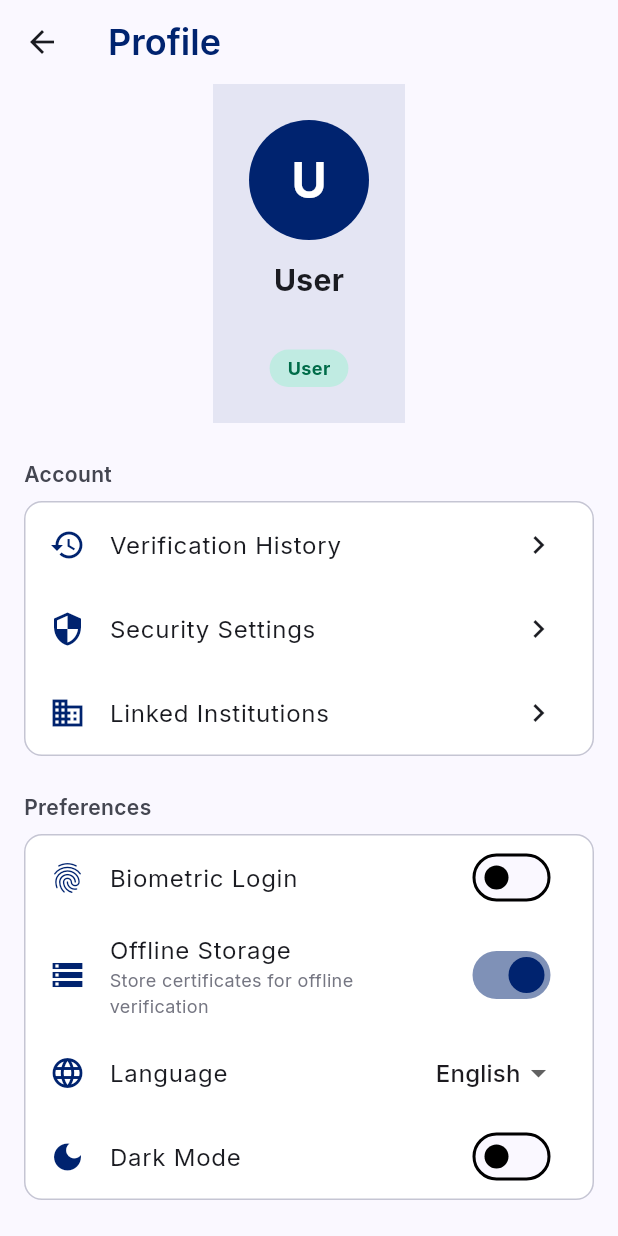
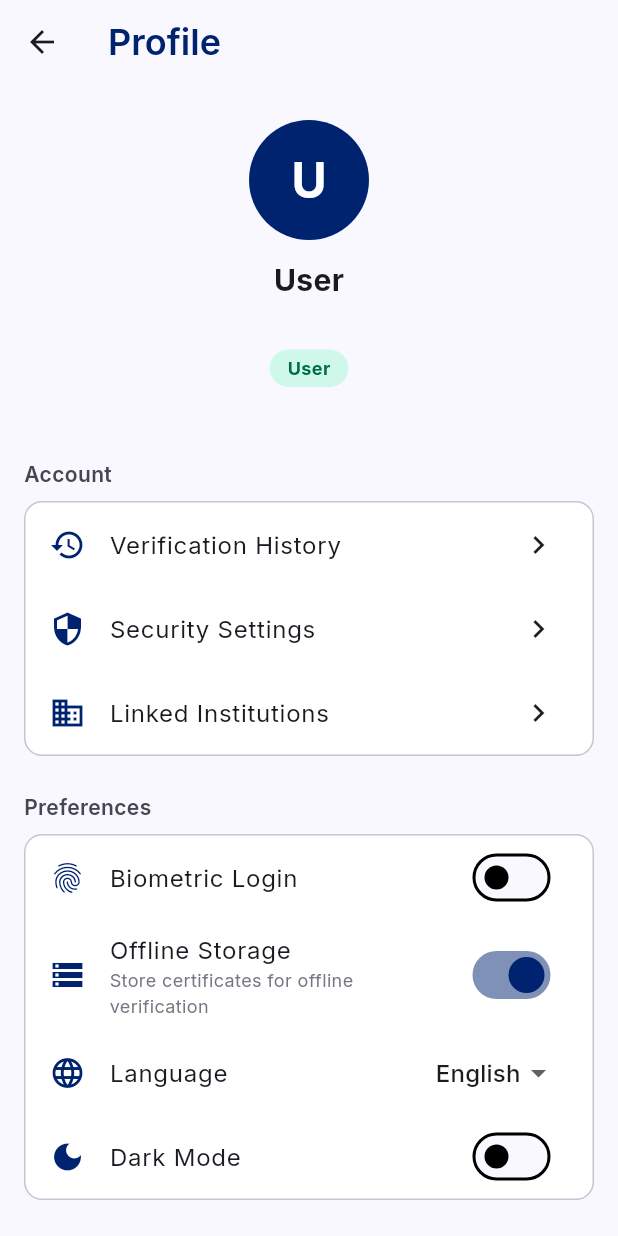
Before and after one commit to ilaidza/certiverify, a Flutter app: the ProfileScreen screen opened directly, on a phone screen of 412 x 824 dp. Run offline on Flutter 3.47's test engine with Material 3 defaults, Android fonts, the phone set to English and light mode, and no system bars; our stand-ins replace dio, google_fonts, hive_flutter, local_auth, pdf, permission_handler and 3 more; missing offline and left inert: mobile_scanner; accounts and stored records are empty.

Commit message:
Changes with UI color (Dashboard and Profile)

```diff
--- a/lib/screens/dashboard_screen.dart
+++ b/lib/screens/dashboard_screen.dart
@@ -131,7 +131,7 @@ class _HomeContentState extends State<_HomeContent> {
                       padding: const EdgeInsets.all(20),
                       decoration: BoxDecoration(
                         color: isStudent
-                            ? AppTheme.secondaryContainer
+                            ? AppTheme.primary
                             : AppTheme.primaryContainer,
                         borderRadius: BorderRadius.circular(16),
                       ),
--- a/lib/screens/profile_screen.dart
+++ b/lib/screens/profile_screen.dart
@@ -126,7 +126,7 @@ class _ProfileScreenState extends State<ProfileScreen> {
             // Profile header
             Container(
               padding: const EdgeInsets.all(24),
-              color: AppTheme.primaryContainer.withOpacity(0.1),
+              color: Colors.transparent,
               child: Column(
                 children: [
                   Container(
```
